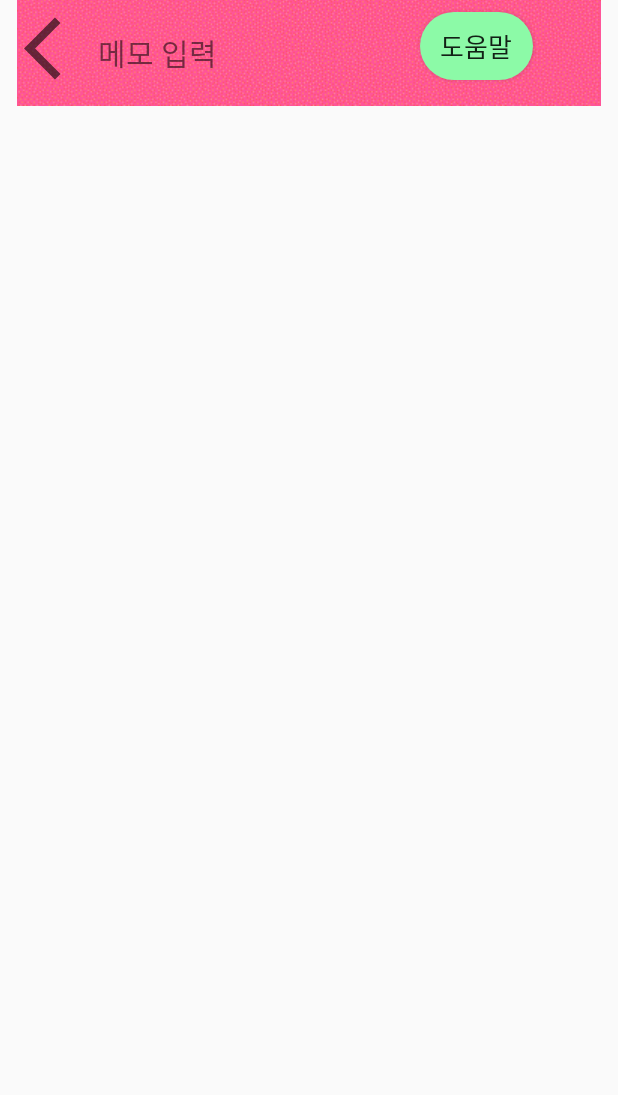
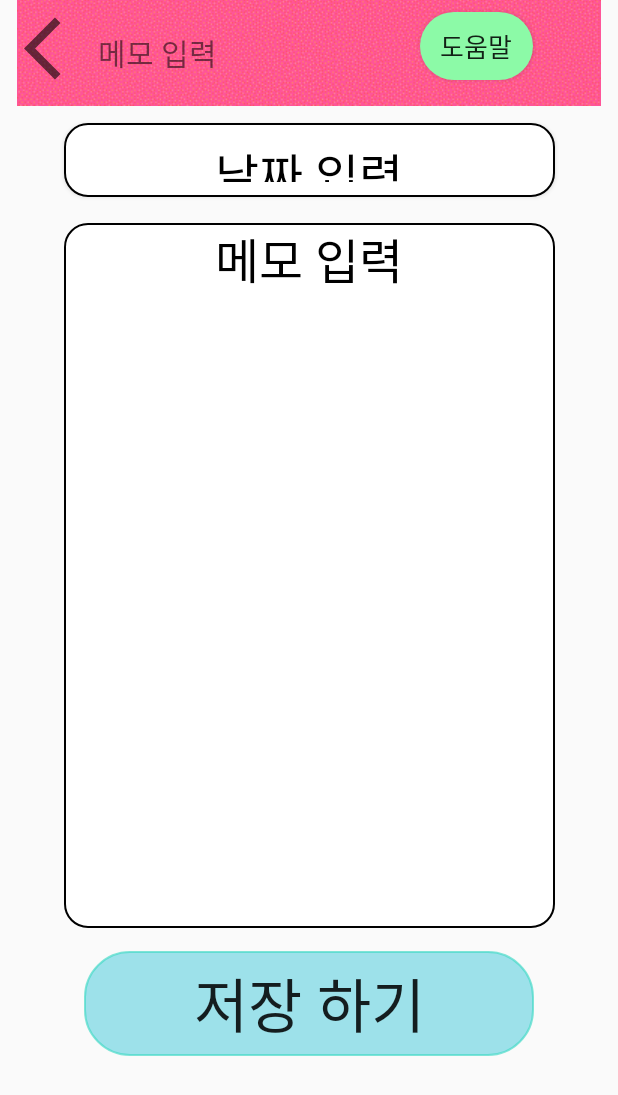
Before and after one commit to aahspringaa4/PocketMoneyDiary, an Android app: the MemoScanActivity screen opened directly, with no data from a screen before it, on a phone screen of 412 x 824 dp. Shown: the top 1095 px of the screen. Run offline under Robolectric (Android 15) with nearby library versions, the phone set to English and light mode, and no system bars.

Commit message:
[Feat] 메모 입력 기능 추가 (달력 Dialog, EditText)

```diff
--- a/app/src/main/res/layout/activity_memo_scan.xml
+++ b/app/src/main/res/layout/activity_memo_scan.xml
@@ -57,4 +57,51 @@
         app:layout_constraintStart_toStartOf="parent"
         app:layout_constraintTop_toTopOf="parent">
     </ImageView>
+
+    <Button
+        android:id="@+id/nowaday"
+        android:layout_width="327dp"
+        android:layout_height="49dp"
+        android:layout_marginTop="12dp"
+        android:background="@drawable/et_line"
+        android:padding="10dp"
+        android:text="날짜 입력"
+        android:textColor="@color/black"
+        android:textSize="48px"
+        app:layout_constraintEnd_toEndOf="parent"
+        app:layout_constraintStart_toStartOf="parent"
+        app:layout_constraintTop_toBottomOf="@+id/imageView4"></Button>
+
+    <EditText
+        android:id="@+id/editTextTextPersonName"
+        android:layout_width="327dp"
+        android:layout_height="470dp"
+        android:layout_marginStart="33dp"
+        android:layout_marginLeft="33dp"
+        android:layout_marginTop="17dp"
+        android:layout_marginEnd="33dp"
+        android:layout_marginRight="33dp"
+        android:background="@drawable/et_line"
+        android:ems="10"
+        android:gravity="center_horizontal"
+        android:hint="메모 입력"
+        android:inputType="textPersonName"
+        android:textColorHint="@color/black"
+        android:textSize="48px"
+        app:layout_constraintEnd_toEndOf="parent"
+        app:layout_constraintStart_toStartOf="parent"
+        app:layout_constraintTop_toBottomOf="@+id/nowaday" />
+
+    <Button
+        android:id="@+id/button"
+        android:layout_width="300dp"
+        android:layout_height="70dp"
+        android:layout_marginTop="15dp"
+        android:text="저장 하기"
+        android:background="@drawable/sf"
+        android:textSize="59px"
+        app:layout_constraintEnd_toEndOf="parent"
+        app:layout_constraintStart_toStartOf="parent"
+        app:layout_constraintTop_toBottomOf="@+id/editTextTextPersonName" />
+
 </androidx.constraintlayout.widget.ConstraintLayout>
```
